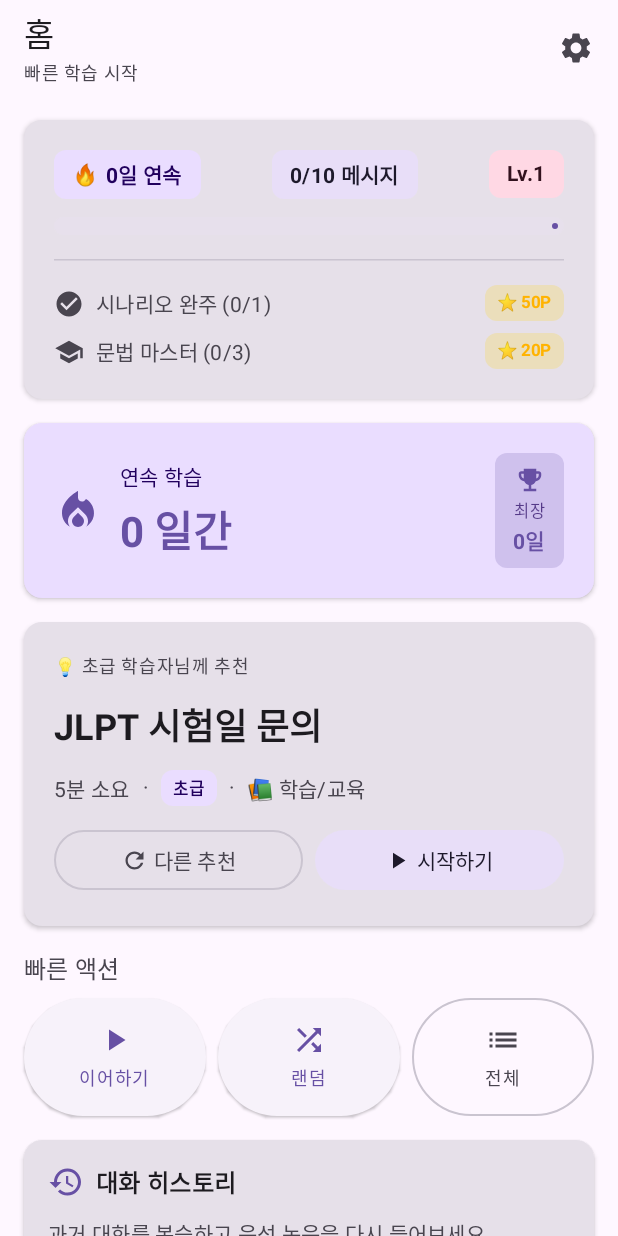
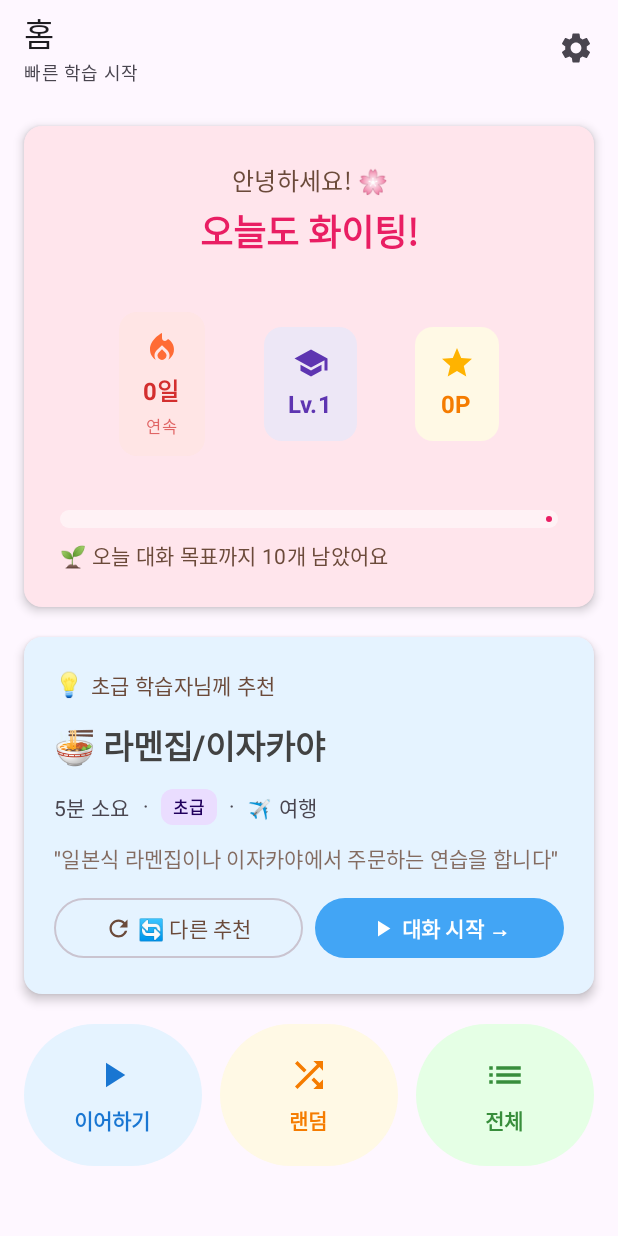
Before and after one commit to beginner0107/nihongo, an Android app built with Jetpack Compose: the composable HomeScreen shown on its own in the app's theme, on a phone screen of 412 x 824 dp. Run offline under Robolectric (Android 15) with nearby library versions, the light colour scheme and no system bars; our stand-ins replace Dagger/Hilt's generated code, Room's generated code.

Commit message:
Redesign home screen cards and quick actions
Introduces a new HeroCard component for the main greeting and learning metrics, replaces LearningStatusCard and CompactStreakCard in HomeScreen, and updates QuickActionsRow and TodayRecommendationCard with a cute, pastel-themed design and improved layouts. The home screen now features more engaging visuals and messaging, with streamlined quick actions and scenario recommendations.

```diff
--- /dev/null
+++ b/app/src/main/java/com/nihongo/conversation/presentation/home/HeroCard.kt
@@ -0,0 +1,235 @@
+package com.nihongo.conversation.presentation.home
+
+import androidx.compose.foundation.layout.*
+import androidx.compose.material.icons.Icons
+import androidx.compose.material.icons.filled.EmojiEvents
+import androidx.compose.material.icons.filled.LocalFireDepartment
+import androidx.compose.material.icons.filled.School
+import androidx.compose.material.icons.filled.Star
+import androidx.compose.material3.*
+import androidx.compose.runtime.Composable
+import androidx.compose.runtime.remember
+import androidx.compose.ui.Alignment
+import androidx.compose.ui.Modifier
+import androidx.compose.ui.graphics.Color
+import androidx.compose.ui.text.font.FontWeight
+import androidx.compose.ui.text.style.TextAlign
+import androidx.compose.ui.unit.dp
+import kotlin.random.Random
+
+/**
+ * Hero Card - Main greeting card with core learning metrics
+ *
+ * Cute, simple design combining:
+ * - Greeting message with random emoji
+ * - Core metrics (streak, level, points) in one row
+ * - Progress bar with encouraging message
+ *
+ * Height: ~200dp
+ */
+@Composable
+fun HeroCard(
+    streak: Int,
+    todayMessages: Int,
+    dailyGoal: Int,
+    level: Int,
+    points: Int,
+    longestStreak: Int,
+    modifier: Modifier = Modifier
+) {
+    // Random greeting emoji (changes each composition)
+    val greetingEmoji = remember {
+        listOf("👋", "🌸", "🌟", "💖", "🎀", "✨").random()
+    }
+
+    // Encouraging messages based on progress
+    val progress = if (dailyGoal > 0) todayMessages.toFloat() / dailyGoal else 0f
+    val remainingMessages = (dailyGoal - todayMessages).coerceAtLeast(0)
+    val isGoalAchieved = todayMessages >= dailyGoal
+
+    val encouragingMessage = when {
+        isGoalAchieved -> "🎉 오늘 목표 달성! 대단해요!"
+        progress >= 0.7f -> "💪 거의 다 왔어요! ${remainingMessages}개만 더!"
+        progress >= 0.3f -> "✨ 잘하고 있어요! ${remainingMessages}개 남았어요"
+        else -> "🌱 오늘 대화 목표까지 ${remainingMessages}개 남았어요"
+    }
+
+    Card(
+        modifier = modifier
+            .fillMaxWidth()
+            .padding(horizontal = 16.dp),
+        colors = CardDefaults.cardColors(
+            containerColor = PastelPink
+        ),
+        elevation = CardDefaults.cardElevation(defaultElevation = 4.dp)
+    ) {
+        Column(
+            modifier = Modifier
+                .fillMaxWidth()
+                .padding(24.dp),
+            verticalArrangement = Arrangement.spacedBy(16.dp),
+            horizontalAlignment = Alignment.CenterHorizontally
+        ) {
+            // Top: Cute greeting
+            Column(
+                horizontalAlignment = Alignment.CenterHorizontally,
+                verticalArrangement = Arrangement.spacedBy(4.dp)
+            ) {
+                Text(
+                    text = "안녕하세요! $greetingEmoji",
+                    style = MaterialTheme.typography.titleMedium,
+                    color = Color(0xFF6B4A3A),
+                    textAlign = TextAlign.Center
+                )
+                Text(
+                    text = "오늘도 화이팅!",
+                    style = MaterialTheme.typography.headlineSmall,
+                    fontWeight = FontWeight.Bold,
+                    color = Color(0xFFE91E63),
+                    textAlign = TextAlign.Center
+                )
+            }
+
+            Spacer(modifier = Modifier.height(4.dp))
+
+            // Middle: Core metrics chips (Streak, Level, Points)
+            Row(
+                modifier = Modifier.fillMaxWidth(),
+                horizontalArrangement = Arrangement.SpaceEvenly,
+                verticalAlignment = Alignment.CenterVertically
+            ) {
+                // Streak chip
+                MetricChip(
+                    icon = { Icon(Icons.Default.LocalFireDepartment, null, tint = Color(0xFFFF6B35)) },
+                    value = "${streak}일",
+                    label = "연속",
+                    backgroundColor = Color(0xFFFFE5E5),
+                    textColor = Color(0xFFD32F2F)
+                )
+
+                // Level chip
+                MetricChip(
+                    icon = { Icon(Icons.Default.School, null, tint = Color(0xFF5E35B1)) },
+                    value = "Lv.$level",
+                    label = "",
+                    backgroundColor = Color(0xFFEDE7F6),
+                    textColor = Color(0xFF5E35B1)
+                )
+
+                // Points chip
+                MetricChip(
+                    icon = { Icon(Icons.Default.Star, null, tint = Color(0xFFFFB300)) },
+                    value = "${points}P",
+                    label = "",
+                    backgroundColor = Color(0xFFFFF9E5),
+                    textColor = Color(0xFFF57C00)
+                )
+            }
+
+            Spacer(modifier = Modifier.height(4.dp))
+
+            // Bottom: Progress bar + encouraging message
+            Column(
+                modifier = Modifier.fillMaxWidth(),
+                verticalArrangement = Arrangement.spacedBy(8.dp)
+            ) {
+                LinearProgressIndicator(
+                    progress = { progress.coerceAtMost(1f) },
+                    modifier = Modifier
+                        .fillMaxWidth()
+                        .height(12.dp),
+                    color = if (isGoalAchieved) Color(0xFF4CAF50) else Color(0xFFE91E63),
+                    trackColor = Color.White.copy(alpha = 0.5f)
+                )
+
+                Row(
+                    modifier = Modifier.fillMaxWidth(),
+                    horizontalArrangement = Arrangement.SpaceBetween,
+                    verticalAlignment = Alignment.CenterVertically
+                ) {
+                    Text(
+                        text = encouragingMessage,
+                        style = MaterialTheme.typography.bodyMedium,
+                        color = Color(0xFF6B4A3A),
+                        modifier = Modifier.weight(1f)
+                    )
+
+                    // Longest streak badge (small)
+                    if (longestStreak > 0) {
+                        Surface(
+                            shape = MaterialTheme.shapes.small,
+                            color = Color.White.copy(alpha = 0.7f)
+                        ) {
+                            Row(
+                                modifier = Modifier.padding(horizontal = 8.dp, vertical = 4.dp),
+                                horizontalArrangement = Arrangement.spacedBy(4.dp),
+                                verticalAlignment = Alignment.CenterVertically
+                            ) {
+                                Icon(
+                                    imageVector = Icons.Default.EmojiEvents,
+                                    contentDescription = null,
+                                    tint = Color(0xFFFFB300),
+                                    modifier = Modifier.size(16.dp)
+                                )
+                                Text(
+                                    text = "최장 ${longestStreak}일",
+                                    style = MaterialTheme.typography.labelSmall,
+                                    fontWeight = FontWeight.Bold,
+                                    color = Color(0xFF6B4A3A)
+                                )
+                            }
+                        }
+                    }
+                }
+            }
+        }
+    }
+}
+
+/**
+ * Metric Chip - Reusable chip for displaying metrics (streak, level, points)
+ */
+@Composable
+private fun MetricChip(
+    icon: @Composable () -> Unit,
+    value: String,
+    label: String,
+    backgroundColor: Color,
+    textColor: Color,
+    modifier: Modifier = Modifier
+) {
+    Surface(
+        shape = MaterialTheme.shapes.medium,
+        color = backgroundColor,
+        modifier = modifier
+    ) {
+        Column(
+            modifier = Modifier.padding(horizontal = 16.dp, vertical = 12.dp),
+            horizontalAlignment = Alignment.CenterHorizontally,
+            verticalArrangement = Arrangement.spacedBy(4.dp)
+        ) {
+            Box(modifier = Modifier.size(24.dp)) {
+                icon()
+            }
+            Text(
+                text = value,
+                style = MaterialTheme.typography.titleMedium,
+                fontWeight = FontWeight.Bold,
+                color = textColor
+            )
+            if (label.isNotEmpty()) {
+                Text(
+                    text = label,
+                    style = MaterialTheme.typography.labelSmall,
+                    color = textColor.copy(alpha = 0.7f)
+                )
+            }
+        }
+    }
+}
+
+// Pastel color palette
+private val PastelPink = Color(0xFFFFE5EC)
+private val PastelYellow = Color(0xFFFFF9E5)
+private val PastelBlue = Color(0xFFE5F3FF)
+private val PastelGreen = Color(0xFFE5FFE5)
--- a/app/src/main/java/com/nihongo/conversation/presentation/home/HomeScreen.kt
+++ b/app/src/main/java/com/nihongo/conversation/presentation/home/HomeScreen.kt
@@ -118,30 +118,22 @@
                     modifier = Modifier
                         .fillMaxSize()
                         .padding(padding),
-                verticalArrangement = Arrangement.spacedBy(16.dp),
-                contentPadding = PaddingValues(vertical = 16.dp)
+                    verticalArrangement = Arrangement.spacedBy(20.dp),
+                    contentPadding = PaddingValues(vertical = 20.dp)
                 ) {
-                // 1. Learning Status Card (~180dp)
+                    // 1. Hero Card - Main greeting with core metrics (~200dp)
                     item {
-                    LearningStatusCard(
+                        HeroCard(
                             streak = uiState.currentStreak,
                             todayMessages = uiState.todayMessageCount,
                             dailyGoal = uiState.dailyGoal,
                             level = uiState.userLevel,
                             points = uiState.totalPoints,
-                        topQuests = questUiState.quests.take(2)
-                    )
-                }
-
-                // 2. Compact Streak Card (~100dp) - Phase 1 completion
-                item {
-                    CompactStreakCard(
-                        currentStreak = uiState.currentStreak,
                             longestStreak = uiState.longestStreak
                         )
                     }
 
-                // 3. Today's Recommendation Card (~160dp)
+                    // 2. Today's Recommendation Card (~180dp)
                     item {
                         val recommendation = uiState.todayRecommendation
                         if (recommendation != null) {
@@ -153,19 +145,12 @@
                         }
                     }
 
-                // 4. Quick Actions Row (~100dp)
+                    // 3. Quick Actions Row (~80dp)
                     item {
                         QuickActionsRow(
                             onResume = { viewModel.resumeLastConversation() },
                             onRandom = { viewModel.startRandomScenario() },
-                        onViewAll = { /* TODO: Navigate to ScenarioListScreen */ }
-                    )
-                }
-
-                // 5. Conversation History Card
-                item {
-                    ConversationHistoryCard(
-                        onViewHistory = onReviewClick
+                            onViewAll = { /* Navigate via bottom nav to Scenarios tab */ }
                         )
                     }
                 }
@@ -181,64 +166,3 @@
         )
     }
 }
-
-/**
- * Conversation History Card - Navigate to past conversations
- */
-@Composable
-fun ConversationHistoryCard(
-    onViewHistory: () -> Unit
-) {
-    Card(
-        modifier = Modifier
-            .fillMaxWidth()
-            .padding(horizontal = 16.dp),
-        elevation = CardDefaults.cardElevation(defaultElevation = 2.dp)
-    ) {
-        Column(
-            modifier = Modifier
-                .fillMaxWidth()
-                .padding(16.dp),
-            verticalArrangement = Arrangement.spacedBy(12.dp)
-        ) {
-            Row(
-                verticalAlignment = Alignment.CenterVertically,
-                horizontalArrangement = Arrangement.spacedBy(8.dp)
-            ) {
-                Icon(
-                    imageVector = Icons.Default.History,
-                    contentDescription = null,
-                    tint = MaterialTheme.colorScheme.primary,
-                    modifier = Modifier.size(24.dp)
-                )
-                Text(
-                    text = "대화 히스토리",
-                    style = MaterialTheme.typography.titleMedium,
-                    fontWeight = androidx.compose.ui.text.font.FontWeight.Bold
-                )
-            }
-
-            Text(
-                text = "과거 대화를 복습하고 음성 녹음을 다시 들어보세요",
-                style = MaterialTheme.typography.bodyMedium,
-                color = MaterialTheme.colorScheme.onSurfaceVariant
-            )
-
-            Button(
-                onClick = onViewHistory,
-                modifier = Modifier.fillMaxWidth(),
-                colors = ButtonDefaults.buttonColors(
-                    containerColor = MaterialTheme.colorScheme.primary
-                )
-            ) {
-                Icon(
-                    imageVector = Icons.Default.HistoryEdu,
-                    contentDescription = null,
-                    modifier = Modifier.size(20.dp)
-                )
-                Spacer(Modifier.width(8.dp))
-                Text("히스토리 보기")
-            }
-        }
-    }
-}
--- a/app/src/main/java/com/nihongo/conversation/presentation/home/QuickActionsRow.kt
+++ b/app/src/main/java/com/nihongo/conversation/presentation/home/QuickActionsRow.kt
@@ -2,22 +2,26 @@
 
 import androidx.compose.foundation.layout.*
 import androidx.compose.material.icons.Icons
+import androidx.compose.material.icons.automirrored.filled.List
 import androidx.compose.material.icons.filled.*
 import androidx.compose.material3.*
 import androidx.compose.runtime.Composable
+import androidx.compose.ui.Alignment
 import androidx.compose.ui.Modifier
+import androidx.compose.ui.graphics.Color
+import androidx.compose.ui.text.font.FontWeight
 import androidx.compose.ui.unit.dp
 
 /**
- * Quick Actions Row - Three primary actions for scenario access
+ * Quick Actions Row - Three primary actions with cute emoji buttons
  *
- * Phase 11 - Option C Component
- * Height: ~100dp
+ * Cute, colorful design for quick access
+ * Height: ~80dp
  *
  * Actions:
- * - 이어하기 (Resume last conversation)
- * - 랜덤 (Random scenario)
- * - 전체 (View all scenarios)
+ * - ▶ 이어하기 (Resume last conversation)
+ * - 🎲 랜덤 (Random scenario)
+ * - 📋 전체 (View all scenarios)
  */
 @Composable
 fun QuickActionsRow(
@@ -26,84 +30,91 @@
     onViewAll: () -> Unit,
     modifier: Modifier = Modifier
 ) {
-    Column(
+    Row(
         modifier = modifier
             .fillMaxWidth()
             .padding(horizontal = 16.dp),
-        verticalArrangement = Arrangement.spacedBy(8.dp)
+        horizontalArrangement = Arrangement.spacedBy(12.dp)
     ) {
-        Text(
-            text = "빠른 액션",
-            style = MaterialTheme.typography.titleMedium,
-            color = MaterialTheme.colorScheme.onSurfaceVariant
-        )
-
-        Row(
-            modifier = Modifier.fillMaxWidth(),
-            horizontalArrangement = Arrangement.spacedBy(8.dp)
-        ) {
-            ElevatedButton(
+        // Resume button
+        FilledTonalButton(
             onClick = onResume,
             modifier = Modifier.weight(1f),
-                contentPadding = PaddingValues(vertical = 16.dp)
+            contentPadding = PaddingValues(vertical = 20.dp),
+            colors = ButtonDefaults.filledTonalButtonColors(
+                containerColor = Color(0xFFE5F3FF),
+                contentColor = Color(0xFF1976D2)
+            )
         ) {
             Column(
-                    horizontalAlignment = androidx.compose.ui.Alignment.CenterHorizontally,
-                    verticalArrangement = Arrangement.spacedBy(4.dp)
+                horizontalAlignment = Alignment.CenterHorizontally,
+                verticalArrangement = Arrangement.spacedBy(6.dp)
             ) {
                 Icon(
                     imageVector = Icons.Default.PlayArrow,
-                        contentDescription = "이어하기",
-                        modifier = Modifier.size(24.dp)
+                    contentDescription = null,
+                    modifier = Modifier.size(28.dp)
                 )
                 Text(
                     text = "이어하기",
-                        style = MaterialTheme.typography.labelMedium
+                    style = MaterialTheme.typography.labelLarge,
+                    fontWeight = FontWeight.Bold
                 )
             }
         }
 
-            ElevatedButton(
+        // Random button
+        FilledTonalButton(
             onClick = onRandom,
             modifier = Modifier.weight(1f),
-                contentPadding = PaddingValues(vertical = 16.dp)
+            contentPadding = PaddingValues(vertical = 20.dp),
+            colors = ButtonDefaults.filledTonalButtonColors(
+                containerColor = Color(0xFFFFF9E5),
+                contentColor = Color(0xFFF57C00)
+            )
         ) {
             Column(
-                    horizontalAlignment = androidx.compose.ui.Alignment.CenterHorizontally,
-                    verticalArrangement = Arrangement.spacedBy(4.dp)
+                horizontalAlignment = Alignment.CenterHorizontally,
+                verticalArrangement = Arrangement.spacedBy(6.dp)
             ) {
                 Icon(
                     imageVector = Icons.Default.Shuffle,
-                        contentDescription = "랜덤",
-                        modifier = Modifier.size(24.dp)
+                    contentDescription = null,
+                    modifier = Modifier.size(28.dp)
                 )
                 Text(
                     text = "랜덤",
-                        style = MaterialTheme.typography.labelMedium
+                    style = MaterialTheme.typography.labelLarge,
+                    fontWeight = FontWeight.Bold
                 )
             }
         }
 
-            OutlinedButton(
+        // View All button
+        FilledTonalButton(
             onClick = onViewAll,
             modifier = Modifier.weight(1f),
-                contentPadding = PaddingValues(vertical = 16.dp)
+            contentPadding = PaddingValues(vertical = 20.dp),
+            colors = ButtonDefaults.filledTonalButtonColors(
+                containerColor = Color(0xFFE5FFE5),
+                contentColor = Color(0xFF388E3C)
+            )
         ) {
             Column(
-                    horizontalAlignment = androidx.compose.ui.Alignment.CenterHorizontally,
-                    verticalArrangement = Arrangement.spacedBy(4.dp)
+                horizontalAlignment = Alignment.CenterHorizontally,
+                verticalArrangement = Arrangement.spacedBy(6.dp)
             ) {
                 Icon(
-                        imageVector = Icons.Default.List,
-                        contentDescription = "전체",
-                        modifier = Modifier.size(24.dp)
+                    imageVector = Icons.AutoMirrored.Filled.List,
+                    contentDescription = null,
+                    modifier = Modifier.size(28.dp)
                 )
                 Text(
                     text = "전체",
-                        style = MaterialTheme.typography.labelMedium
+                    style = MaterialTheme.typography.labelLarge,
+                    fontWeight = FontWeight.Bold
                 )
             }
         }
     }
 }
-}
--- a/app/src/main/java/com/nihongo/conversation/presentation/home/TodayRecommendationCard.kt
+++ b/app/src/main/java/com/nihongo/conversation/presentation/home/TodayRecommendationCard.kt
@@ -7,14 +7,15 @@
 import androidx.compose.runtime.Composable
 import androidx.compose.ui.Alignment
 import androidx.compose.ui.Modifier
+import androidx.compose.ui.graphics.Color
 import androidx.compose.ui.text.font.FontWeight
 import androidx.compose.ui.unit.dp
 
 /**
  * Today's Recommendation Card - AI-powered scenario recommendation
  *
- * Phase 11 - Option C Component
- * Height: ~160dp
+ * Cute pastel design with friendly messaging
+ * Height: ~180dp
  */
 @Composable
 fun TodayRecommendationCard(
@@ -23,11 +24,22 @@
     onStart: () -> Unit,
     modifier: Modifier = Modifier
 ) {
+    // Pastel background based on difficulty
+    val cardColor = when (recommendation.difficultyLevel) {
+        1 -> Color(0xFFE5F3FF)  // Pastel blue for beginner
+        2 -> Color(0xFFFFF9E5)  // Pastel yellow for intermediate
+        3 -> Color(0xFFFFE5EC)  // Pastel pink for advanced
+        else -> Color(0xFFE5FFE5)  // Pastel green
+    }
+
     Card(
         modifier = modifier
             .fillMaxWidth()
             .padding(horizontal = 16.dp),
-        elevation = CardDefaults.cardElevation(defaultElevation = 2.dp)
+        colors = CardDefaults.cardColors(
+            containerColor = cardColor
+        ),
+        elevation = CardDefaults.cardElevation(defaultElevation = 4.dp)
     ) {
         Column(
             modifier = Modifier
@@ -35,19 +47,29 @@
                 .padding(20.dp),
             verticalArrangement = Arrangement.spacedBy(12.dp)
         ) {
-            // Recommendation reason (작은 텍스트)
+            // Recommendation reason with cute emoji
+            Row(
+                horizontalArrangement = Arrangement.spacedBy(4.dp),
+                verticalAlignment = Alignment.CenterVertically
+            ) {
+                Text(
+                    text = "💡",
+                    style = MaterialTheme.typography.titleMedium
+                )
+                Text(
+                    text = recommendation.reason,
+                    style = MaterialTheme.typography.bodyMedium,
+                    fontWeight = FontWeight.Medium,
+                    color = Color(0xFF6B4A3A)
+                )
+            }
+
+            // Scenario title with emoji
             Text(
-                text = "💡 ${recommendation.reason}",
-                style = MaterialTheme.typography.bodySmall,
-                color = MaterialTheme.colorScheme.onSurfaceVariant
-            )
-
-            // Scenario title (큰 제목)
-            Text(
-                text = recommendation.scenario.title,
-                style = MaterialTheme.typography.headlineSmall,
+                text = "${recommendation.scenario.thumbnailEmoji} ${recommendation.scenario.title}",
+                style = MaterialTheme.typography.titleLarge,
                 fontWeight = FontWeight.Bold,
-                color = MaterialTheme.colorScheme.onSurface
+                color = Color(0xFF424242)
             )
 
             // Metadata row (시간 · 난이도 · 카테고리)
@@ -93,14 +115,25 @@
                 )
             }
 
-            // Action buttons row
+            // Friendly description
+            Text(
+                text = "\"${recommendation.scenario.description}\"",
+                style = MaterialTheme.typography.bodyMedium,
+                color = Color(0xFF6B4A3A).copy(alpha = 0.8f),
+                fontWeight = FontWeight.Medium
+            )
+
+            // Action buttons row with cute messaging
             Row(
                 modifier = Modifier.fillMaxWidth(),
                 horizontalArrangement = Arrangement.spacedBy(8.dp)
             ) {
                 OutlinedButton(
                     onClick = onRefresh,
-                    modifier = Modifier.weight(1f)
+                    modifier = Modifier.weight(1f),
+                    colors = ButtonDefaults.outlinedButtonColors(
+                        contentColor = Color(0xFF6B4A3A)
+                    )
                 ) {
                     Icon(
                         imageVector = Icons.Default.Refresh,
@@ -108,12 +141,21 @@
                         modifier = Modifier.size(18.dp)
                     )
                     Spacer(Modifier.width(4.dp))
-                    Text("다른 추천")
+                    Text("🔄 다른 추천")
                 }
 
-                FilledTonalButton(
+                Button(
                     onClick = onStart,
-                    modifier = Modifier.weight(1f)
+                    modifier = Modifier.weight(1f),
+                    colors = ButtonDefaults.buttonColors(
+                        containerColor = when (recommendation.difficultyLevel) {
+                            1 -> Color(0xFF42A5F5)  // Blue for beginner
+                            2 -> Color(0xFFFFCA28)  // Yellow for intermediate
+                            3 -> Color(0xFFEC407A)  // Pink for advanced
+                            else -> Color(0xFF66BB6A)  // Green
+                        },
+                        contentColor = Color.White
+                    )
                 ) {
                     Icon(
                         imageVector = Icons.Default.PlayArrow,
@@ -121,7 +163,7 @@
                         modifier = Modifier.size(18.dp)
                     )
                     Spacer(Modifier.width(4.dp))
-                    Text("시작하기")
+                    Text("대화 시작 →", fontWeight = FontWeight.Bold)
                 }
             }
         }
```
Lines whose indentation alone changed are shown as unchanged.
